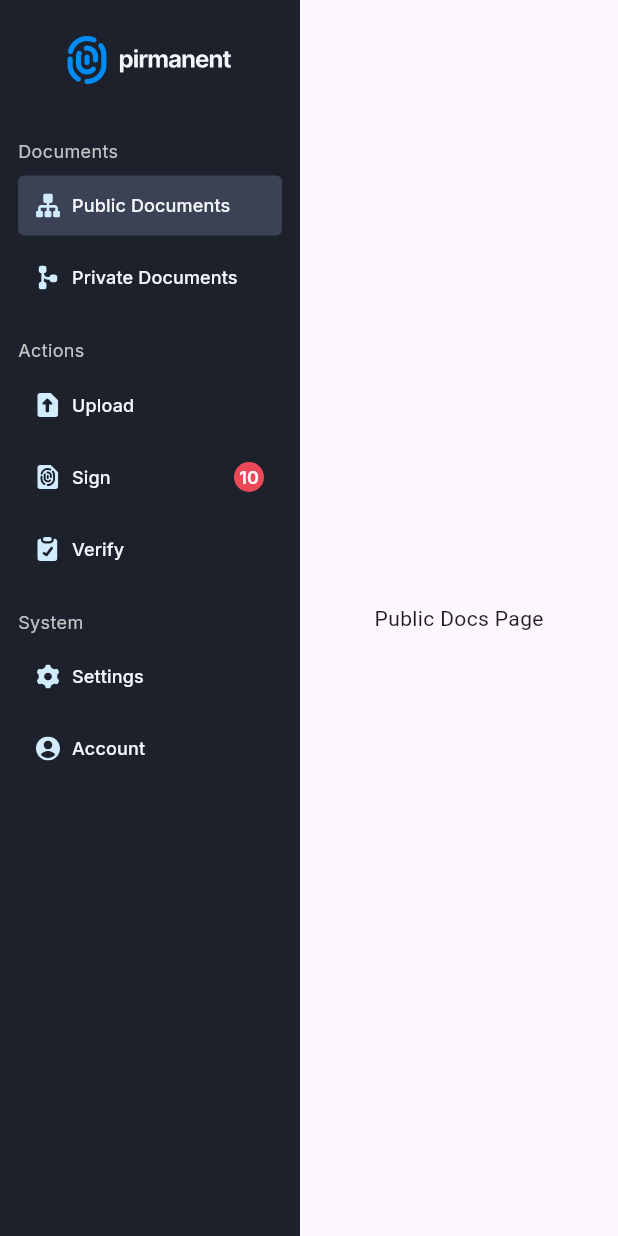
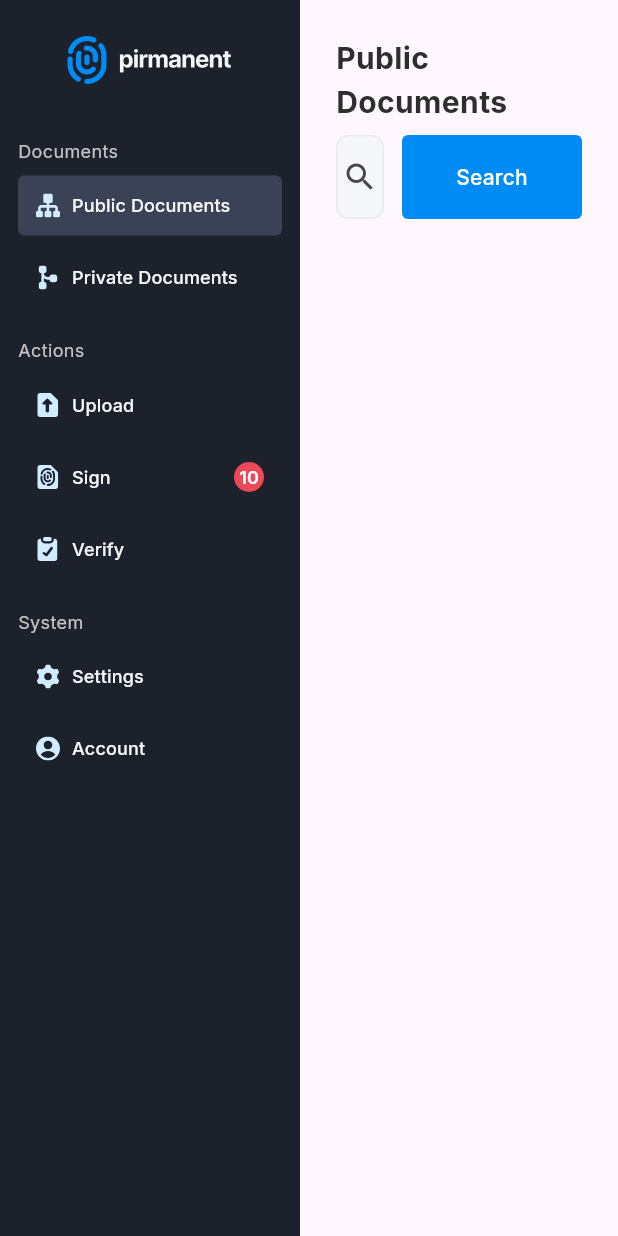
Before and after one commit to marcbentoy/pirmanent_client, a Flutter app: the screen it shows after launch, after a tap on "Login", on a phone screen of 412 x 824 dp. Run offline on Flutter 3.47's test engine with Material 3 defaults, Android fonts, the phone set to English and light mode, and no system bars; our stand-ins replace flutter_svg, google_fonts.

Commit message:
feat: add search bar public docs list

```diff
--- a/lib/features/auth/login_acc/pages/login_page.dart
+++ b/lib/features/auth/login_acc/pages/login_page.dart
@@ -4,6 +4,8 @@ import 'package:pirmanent_client/constants.dart';
 import 'package:pirmanent_client/features/auth/signup_acc/pages/signup_page.dart';
 
 import 'package:pirmanent_client/widgets/custom_text_field.dart';
+
+import '../../../../widgets/custom_filled_button.dart';
 
 class LoginPage extends StatefulWidget {
   const LoginPage({super.key});
@@ -123,20 +125,8 @@ class _LoginPageState extends State<LoginPage> {
                   ),
 
                   // login button
-                  FilledButton(
-                    style: ButtonStyle(
-                      minimumSize: MaterialStatePropertyAll(Size(272, 48)),
-                      backgroundColor: MaterialStatePropertyAll(kBlue),
-                      shape: MaterialStatePropertyAll(
-                        RoundedRectangleBorder(
-                          borderRadius: BorderRadius.circular(4),
-                        ),
-                      ),
-                      padding: MaterialStatePropertyAll(
-                        EdgeInsets.symmetric(vertical: 8, horizontal: 16),
-                      ),
-                    ),
-                    onPressed: () {
+                  CustomFilledButton(
+                    click: () {
                       // setState(() {});
                       debugPrint(emailController.text);
                       debugPrint(passwordController.text);
--- a/lib/features/auth/signup_acc/pages/signup_page.dart
+++ b/lib/features/auth/signup_acc/pages/signup_page.dart
@@ -2,6 +2,7 @@ import 'package:flutter/material.dart';
 import 'package:google_fonts/google_fonts.dart';
 import 'package:pirmanent_client/constants.dart';
 import 'package:pirmanent_client/features/auth/login_acc/pages/login_page.dart';
+import 'package:pirmanent_client/widgets/custom_filled_button.dart';
 import 'package:pirmanent_client/widgets/custom_text_field.dart';
 
 class SignupPage extends StatefulWidget {
@@ -174,20 +175,8 @@ class _SignupPageState extends State<SignupPage> {
                   ),
 
                   // login button
-                  FilledButton(
-                    style: ButtonStyle(
-                      minimumSize: MaterialStatePropertyAll(Size(272, 48)),
-                      backgroundColor: MaterialStatePropertyAll(kBlue),
-                      shape: MaterialStatePropertyAll(
-                        RoundedRectangleBorder(
-                          borderRadius: BorderRadius.circular(4),
-                        ),
-                      ),
-                      padding: MaterialStatePropertyAll(
-                        EdgeInsets.symmetric(vertical: 8, horizontal: 16),
-                      ),
-                    ),
-                    onPressed: () {
+                  CustomFilledButton(
+                    click: () {
                       // setState(() {});
                       debugPrint(emailController.text);
                       debugPrint(passwordController.text);
--- a/lib/features/pirmanent/view_doc/pages/public_doc_page.dart
+++ b/lib/features/pirmanent/view_doc/pages/public_doc_page.dart
@@ -1,12 +1,90 @@
 import 'package:flutter/material.dart';
+import 'package:google_fonts/google_fonts.dart';
+import 'package:pirmanent_client/constants.dart';
+import 'package:pirmanent_client/widgets/custom_filled_button.dart';
+import 'package:pirmanent_client/widgets/custom_text_field.dart';
 
-class PublicDocsPage extends StatelessWidget {
+class PublicDocsPage extends StatefulWidget {
   const PublicDocsPage({super.key});
 
   @override
+  State<PublicDocsPage> createState() => _PublicDocsPageState();
+}
+
+class _PublicDocsPageState extends State<PublicDocsPage> {
+  TextEditingController searchDocController = TextEditingController();
+
+  @override
   Widget build(BuildContext context) {
-    return Center(
-      child: Text("Public Docs Page"),
+    return SizedBox(
+      width: MediaQuery.of(context).size.width - 200,
+      height: MediaQuery.of(context).size.height,
+      child: Padding(
+        padding: const EdgeInsets.all(24),
+        child: SingleChildScrollView(
+          scrollDirection: Axis.vertical,
+          child: Column(
+            crossAxisAlignment: CrossAxisAlignment.start,
+            children: [
+              // headline
+              Text(
+                "Public Documents",
+                style: GoogleFonts.inter(
+                  fontSize: 20,
+                  fontWeight: FontWeight.bold,
+                  color: kHeadline,
+                ),
+              ),
+
+              SizedBox(
+                height: 8,
+              ),
+
+              // search box
+              Row(
+                children: [
+                  Expanded(
+                    child: CustomTextField(
+                      controller: searchDocController,
+                      prefixIcon: Icon(Icons.search),
+                      hintText: "Search a document",
+                    ),
+                  ),
+                  SizedBox(
+                    width: 12,
+                  ),
+                  CustomFilledButton(
+                    width: 120,
+                    height: 56,
+                    click: () {},
+                    child: Text(
+                      "Search",
+                      style: GoogleFonts.inter(
+                        fontSize: 14,
+                      ),
+                    ),
+                  ),
+                ],
+              ),
+
+              Row(
+                children: [
+                  // CustomTextField(controller: searchDocController),
+                  // SizedBox(
+                  //   width: 4,
+                  // ),
+                  // CustomFilledButton(
+                  //   click: () {},
+                  //   child: Text("Search"),
+                  // ),
+                ],
+              ),
+
+              // public documents list
+            ],
+          ),
+        ),
+      ),
     );
   }
 }
--- /dev/null
+++ b/lib/widgets/custom_filled_button.dart
@@ -0,0 +1,37 @@
+import 'package:flutter/material.dart';
+import 'package:pirmanent_client/constants.dart';
+
+class CustomFilledButton extends StatelessWidget {
+  final Widget child;
+  final void Function() click;
+  final double? width;
+  final double? height;
+
+  const CustomFilledButton({
+    super.key,
+    required this.click,
+    required this.child,
+    this.width,
+    this.height,
+  });
+
+  @override
+  Widget build(BuildContext context) {
+    return FilledButton(
+      style: ButtonStyle(
+        minimumSize: MaterialStatePropertyAll(Size(width ?? 272, height ?? 48)),
+        backgroundColor: MaterialStatePropertyAll(kBlue),
+        shape: MaterialStatePropertyAll(
+          RoundedRectangleBorder(
+            borderRadius: BorderRadius.circular(4),
+          ),
+        ),
+        padding: MaterialStatePropertyAll(
+          EdgeInsets.symmetric(vertical: 8, horizontal: 16),
+        ),
+      ),
+      onPressed: click,
+      child: child,
+    );
+  }
+}
--- a/lib/widgets/custom_text_field.dart
+++ b/lib/widgets/custom_text_field.dart
@@ -5,11 +5,15 @@ import 'package:pirmanent_client/constants.dart';
 class CustomTextField extends StatelessWidget {
   final TextEditingController controller;
   final bool? obscure;
+  final Widget? prefixIcon;
+  final String? hintText;
 
   const CustomTextField({
     super.key,
     this.obscure,
     required this.controller,
+    this.prefixIcon,
+    this.hintText,
   });
 
   @override
@@ -20,6 +24,8 @@ class CustomTextField extends StatelessWidget {
       controller: controller,
       style: GoogleFonts.inter(),
       decoration: InputDecoration(
+        hintText: hintText,
+        prefixIcon: prefixIcon,
         contentPadding: EdgeInsets.symmetric(horizontal: 16, vertical: 16),
         focusedBorder: OutlineInputBorder(
           borderSide: BorderSide(color: kBorder),
```
Also changed, not shown: flutter_01.png (added).
